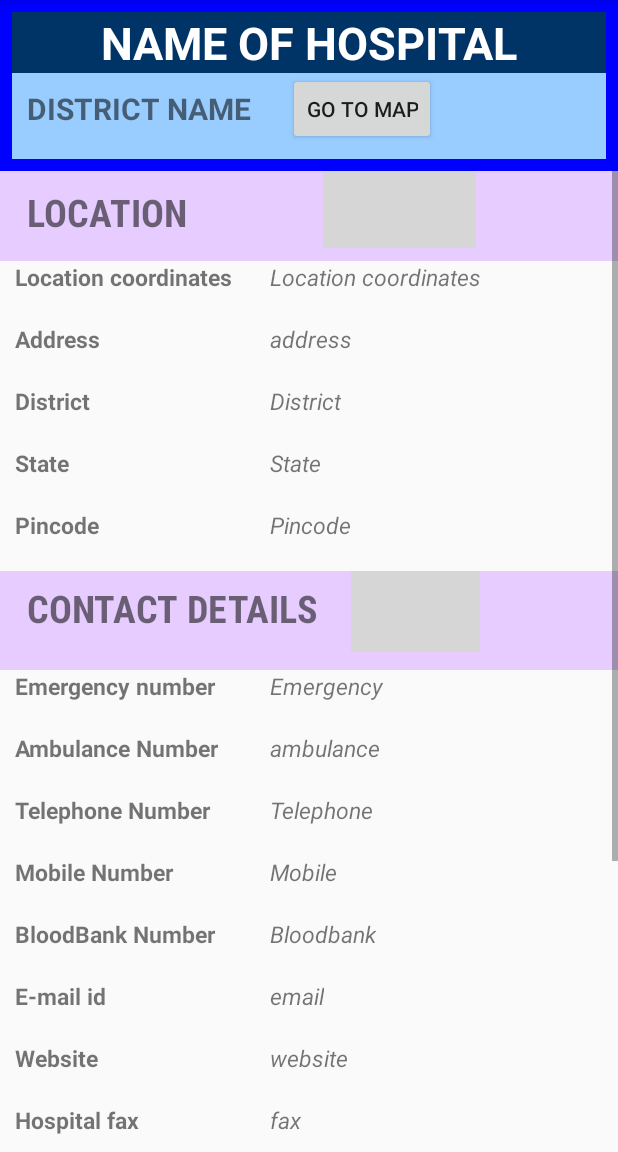
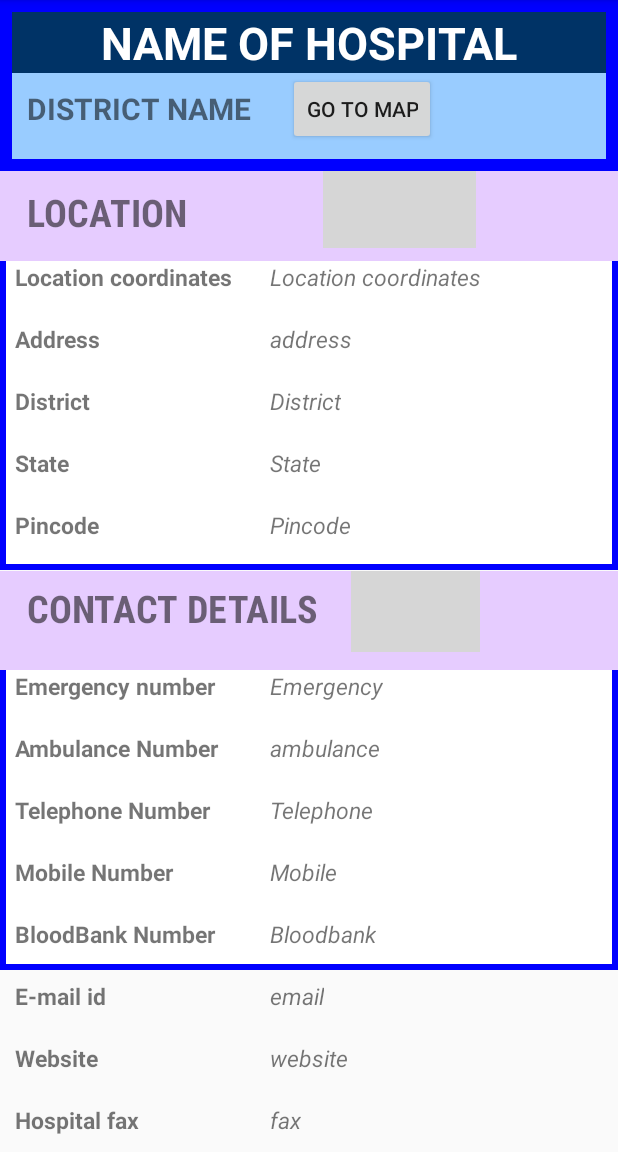
Before and after one commit to nsashi/MedHub-Android-Application, an Android app: the DetailView screen opened directly, with no data from a screen before it, on a phone screen of 412 x 824 dp, the part 84-1236 px from its top. Run offline under Robolectric (Android 15) with nearby library versions, the phone set to English and light mode, and no system bars; 20 statements that could not run were skipped; grey boxes are pictures that could not be loaded.

Commit message:
Update DetailView.java

```diff
--- a/app/src/main/java/com/gmail/kgec/project/DetailView.java
+++ b/app/src/main/java/com/gmail/kgec/project/DetailView.java
@@ -5,8 +5,9 @@ import android.app.Fragment;
 import android.app.FragmentTransaction;
 import android.content.Intent;
 import android.os.Bundle;
-
-
+import android.widget.LinearLayout;
+import android.graphics.Color;
+import android.graphics.drawable.GradientDrawable;
 import android.support.v7.app.AppCompatActivity;
 import android.view.View;
 import android.widget.Button;
@@ -27,7 +28,7 @@ public class DetailView extends AppCompatActivity
 StringBuffer sb;
     TextView t;
     Button btn;
-
+    LinearLayout tl;
     String item;
     @Override
     protected void onCreate(Bundle savedInstanceState) {
@@ -36,6 +37,20 @@ StringBuffer sb;
         Toast.makeText(getApplicationContext(), "thirdscreen", Toast.LENGTH_SHORT).show();
         final MoreDetails md1;
         md1 = (MoreDetails) getIntent().getSerializableExtra("MyClass");
+        tl = (LinearLayout) findViewById(R.id.loc);
+        GradientDrawable draw = new GradientDrawable();
+        draw.setShape(GradientDrawable.RECTANGLE);
+        draw.setStroke(6, Color.BLUE);
+        draw.setColor(Color.WHITE);
+        //draw.setCornerRadius(8);
+        tl.setBackground(draw);
+        tl = (LinearLayout) findViewById(R.id.con);
+        tl.setBackground(draw);
+        tl = (LinearLayout) findViewById(R.id.fac);
+        tl.setBackground(draw);
+        t = (TextView) findViewById(R.id.l1);
+        t.setText(md1.district);
+        t = (TextView) findViewById(R.id.l2);
         btn=(Button)findViewById(R.id.map);
         t = (TextView) findViewById(R.id.hos_name);
         t.setText(md1.nm);
```
